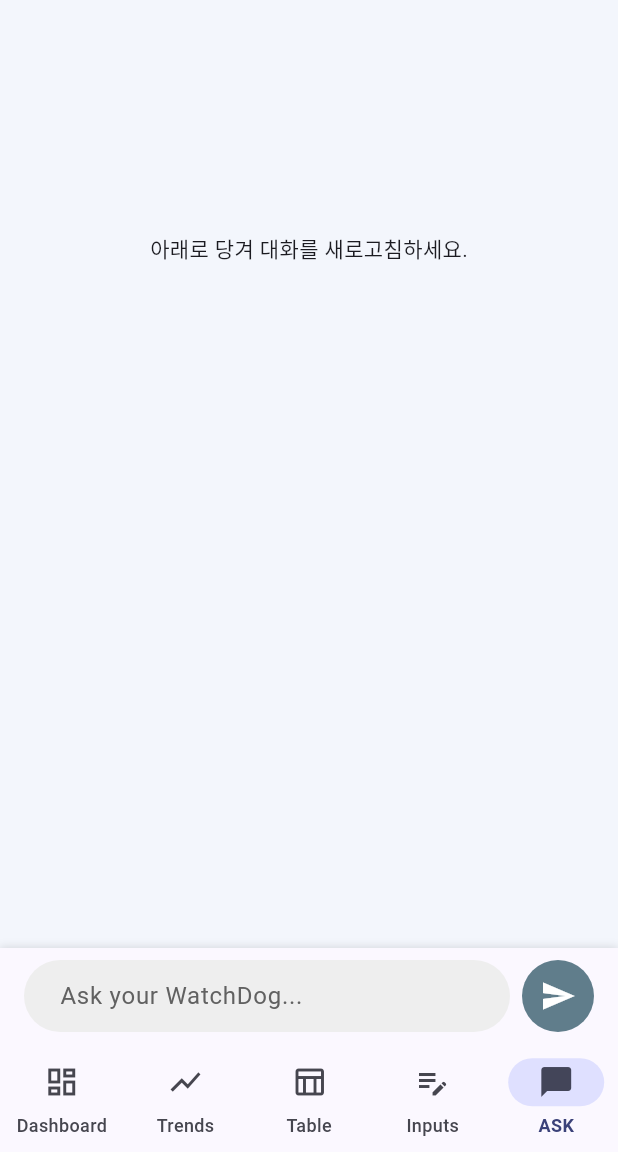
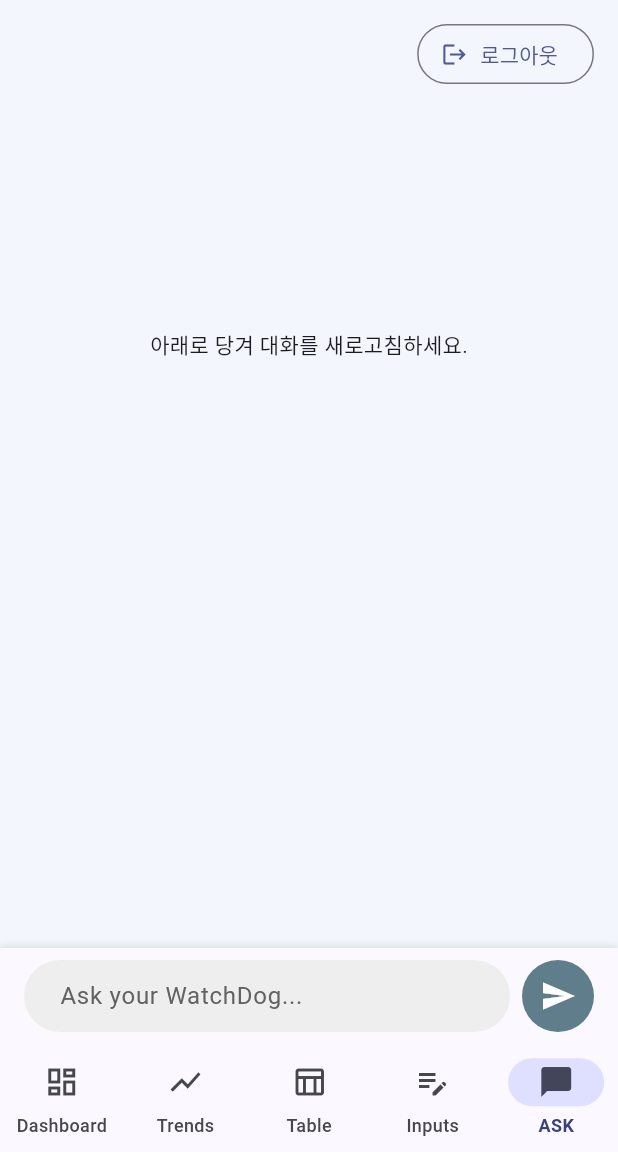
Before and after one commit to dark7sky/butler, a Flutter app: the HomePage screen opened directly, item 5 of the bottom bar chosen, on a phone screen of 412 x 824 dp, the part 84-1236 px from its top. Run offline on Flutter 3.47's test engine with Material 3 defaults, Android fonts, the phone set to English and light mode, and no system bars; our stand-ins replace dio, fl_chart, flutter_markdown, flutter_riverpod, flutter_secure_storage, local_auth and 1 more; accounts and stored records are empty; network calls fail.

Commit message:
Add logout action to ASK page and route to master password login

```diff
--- a/ta_watchdog/lib/features/chat/chat_page.dart
+++ b/ta_watchdog/lib/features/chat/chat_page.dart
@@ -4,6 +4,8 @@ import 'package:flutter_markdown/flutter_markdown.dart';
 import 'package:flutter_riverpod/flutter_riverpod.dart';
 import 'package:intl/intl.dart';
 
+import '../auth/auth_repository.dart';
+import '../auth/login_page.dart';
 import 'chat_provider.dart';
 
 class ChatPage extends ConsumerStatefulWidget {
@@ -16,6 +18,18 @@ class ChatPage extends ConsumerStatefulWidget {
 class _ChatPageState extends ConsumerState<ChatPage> {
   final _textController = TextEditingController();
   final _scrollController = ScrollController();
+
+  Future<void> _logout() async {
+    final authRepo = ref.read(authRepositoryProvider);
+    await authRepo.logout();
+
+    if (!mounted) return;
+
+    Navigator.of(context).pushAndRemoveUntil(
+      MaterialPageRoute(builder: (_) => const LoginPage()),
+      (route) => false,
+    );
+  }
 
   void _sendMessage() {
     final text = _textController.text.trim();
@@ -53,6 +67,19 @@ class _ChatPageState extends ConsumerState<ChatPage> {
 
     return Column(
       children: [
+        Padding(
+          padding: const EdgeInsets.fromLTRB(16, 12, 16, 4),
+          child: Row(
+            mainAxisAlignment: MainAxisAlignment.end,
+            children: [
+              OutlinedButton.icon(
+                onPressed: _logout,
+                icon: const Icon(Icons.logout, size: 18),
+                label: const Text('로그아웃'),
+              ),
+            ],
+          ),
+        ),
         Expanded(
           child: RefreshIndicator(
             onRefresh: () async {
```
